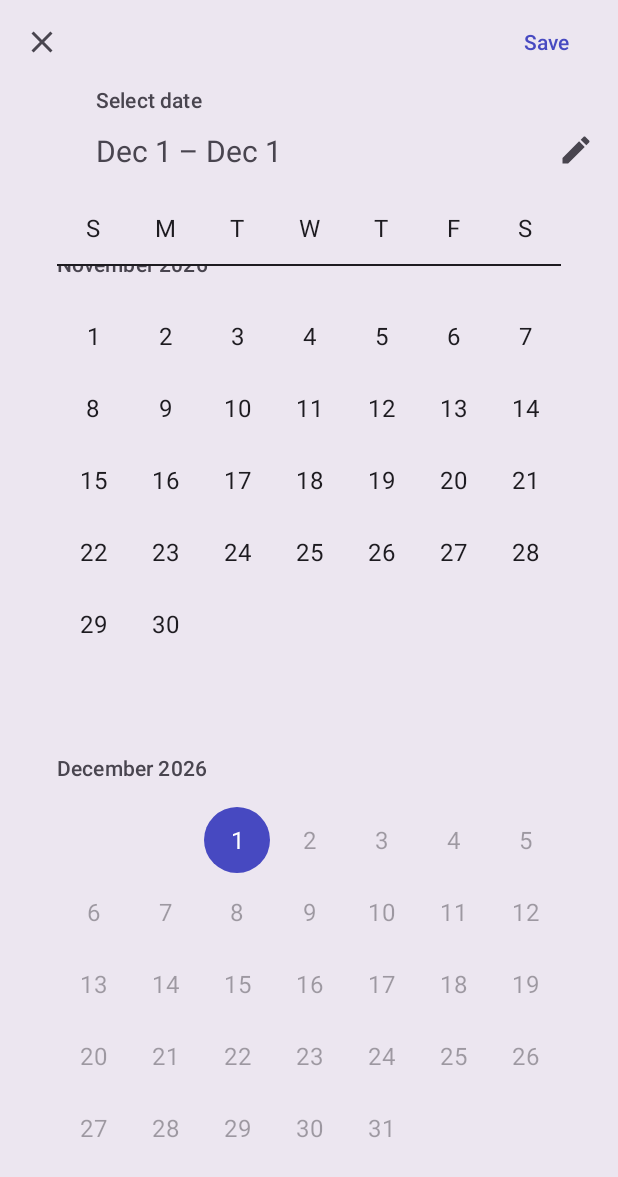
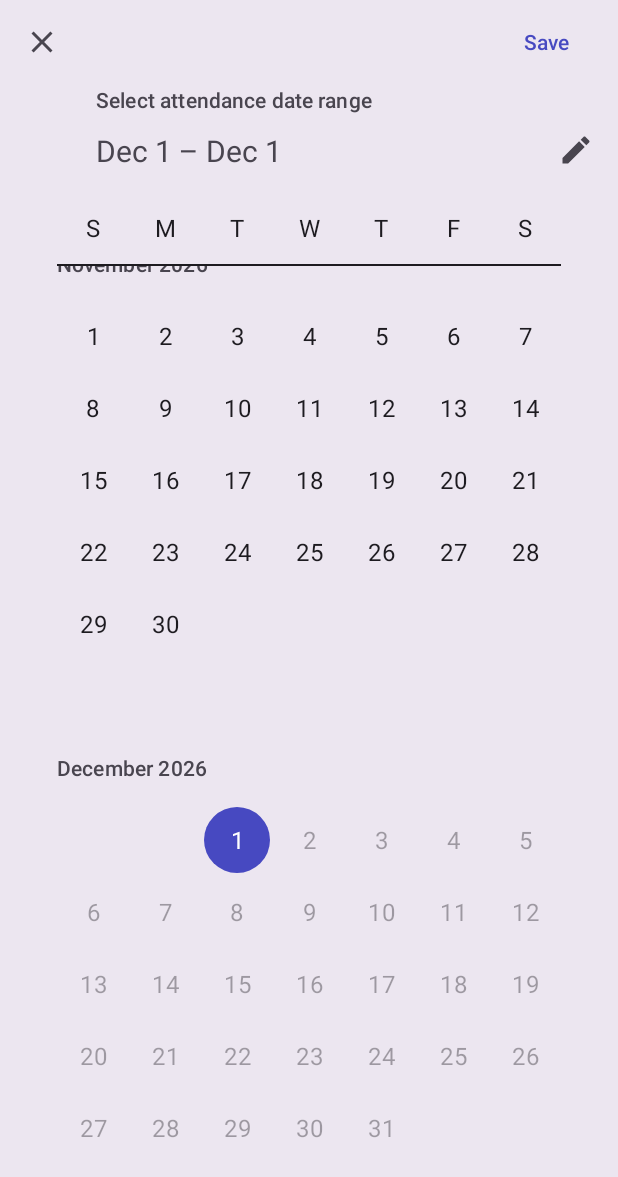
Before and after one commit to teamcastor/haazir, an Android app: the HistoryFragment screen opened through its navigation route, after a tap on an icon or button, on a phone screen of 412 x 824 dp. Shown: the top 1177 px of the screen. Run offline under Robolectric (Android 15) with nearby library versions, the light colour scheme and no system bars; our stand-ins replace Firebase (no records; nobody signed in at launch, a user with empty details on screens opened directly), navigation-ui; libraries missing offline, so code that uses them is left out: com.ncorti.slidetoact; 9 statements that could not run were skipped.

Commit message:
Diasble animations for NavigationUI

```diff
--- a/app/src/main/java/com/teamcastor/haazir/HistoryFragment.kt
+++ b/app/src/main/java/com/teamcastor/haazir/HistoryFragment.kt
@@ -108,7 +108,7 @@ class HistoryFragment : Fragment(R.layout.fragment_history_list) {
             .setCalendarConstraints(constraints)
 
 
-            .setTitleText("Select date")
+            .setTitleText("Select attendance date range")
             .build()
 
         bindingHL.datePicker.setOnClickListener {
--- a/app/src/main/java/com/teamcastor/haazir/LeaveFragment.kt
+++ b/app/src/main/java/com/teamcastor/haazir/LeaveFragment.kt
@@ -18,9 +18,6 @@ class LeaveFragment : Fragment() {
     var tabLayout:TabLayout? = null
     var frame: FrameLayout? = null
 
-    override fun onCreate(savedInstanceState: Bundle?) {
-        super.onCreate(savedInstanceState)
-    }
     override fun onCreateView(
         inflater: LayoutInflater, container: ViewGroup?,
         savedInstanceState: Bundle?
--- /dev/null
+++ b/app/src/main/res/animator/nav_default_enter_anim.xml
@@ -0,0 +1,4 @@
+<?xml version="1.0" encoding="utf-8"?>
+<set xmlns:android="http://schemas.android.com/apk/res/android" >
+    <!-- Empty to disable animation -->
+</set>
--- /dev/null
+++ b/app/src/main/res/animator/nav_default_exit_anim.xml
@@ -0,0 +1,4 @@
+<?xml version="1.0" encoding="utf-8"?>
+<set xmlns:android="http://schemas.android.com/apk/res/android" >
+    <!-- Empty to disable animation -->
+</set>
--- /dev/null
+++ b/app/src/main/res/animator/nav_default_pop_enter_anim.xml
@@ -0,0 +1,4 @@
+<?xml version="1.0" encoding="utf-8"?>
+<set xmlns:android="http://schemas.android.com/apk/res/android" >
+    <!-- Empty to disable animation -->
+</set>
--- /dev/null
+++ b/app/src/main/res/animator/nav_default_pop_exit_anim.xml
@@ -0,0 +1,4 @@
+<?xml version="1.0" encoding="utf-8"?>
+<set xmlns:android="http://schemas.android.com/apk/res/android" >
+    <!-- Empty to disable animation -->
+</set>
--- a/app/src/main/res/values/dimens.xml
+++ b/app/src/main/res/values/dimens.xml
@@ -4,7 +4,7 @@
     <dimen name="fragment_horizontal_margin">16dp</dimen>
     <dimen name="fragment_vertical_margin">16dp</dimen>
     <dimen name="text_margin">16dp</dimen>
-    <dimen name="cornerRadius">36dp</dimen>
+    <dimen name="cornerRadius">32dp</dimen>
     <dimen name="medium_gap">24dp</dimen>
     <dimen name="large_gap">32dp</dimen>
     <dimen name="small_gap">16dp</dimen>
--- a/app/src/main/res/values/themes.xml
+++ b/app/src/main/res/values/themes.xml
@@ -23,8 +23,8 @@
     </style>
     <style name="ShapeAppearanceOverlay.Haazir.CardView.TopRounded" parent="">
         <item name="cornerFamily">rounded</item>
-        <item name="cornerSizeTopRight">36dp</item>
-        <item name="cornerSizeTopLeft">36dp</item>
+        <item name="cornerSizeTopRight">@dimen/cornerRadius</item>
+        <item name="cornerSizeTopLeft">@dimen/cornerRadius</item>
         <item name="cornerSizeBottomRight">0dp</item>
         <item name="cornerSizeBottomLeft">0dp</item>
     </style>
```
